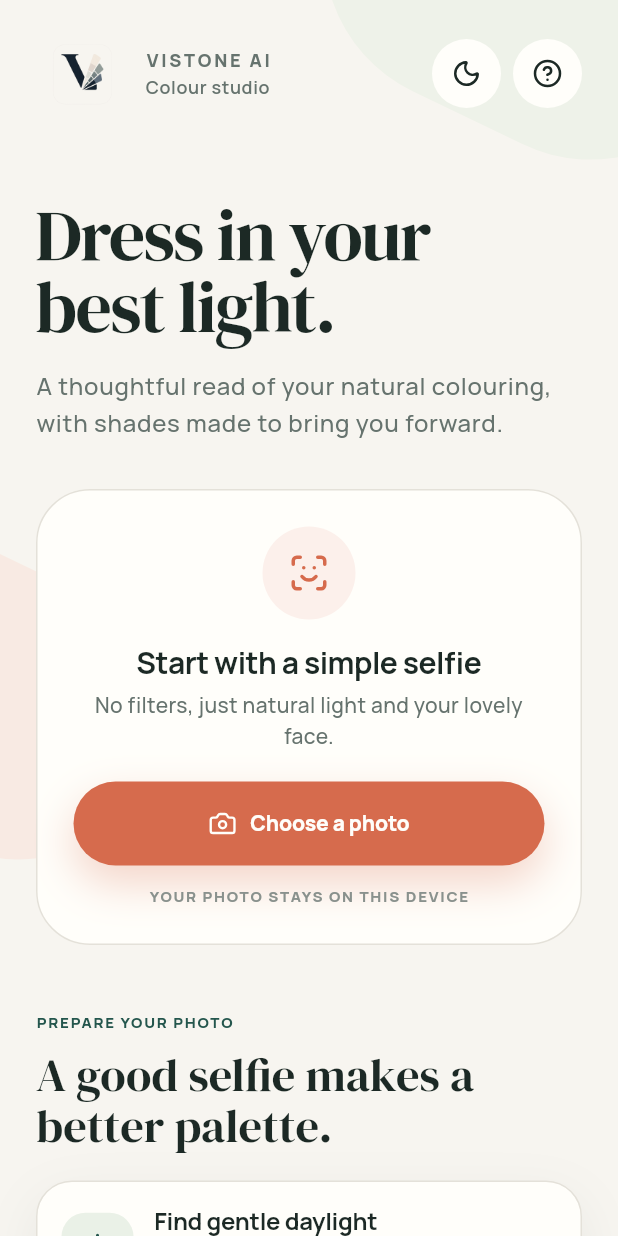
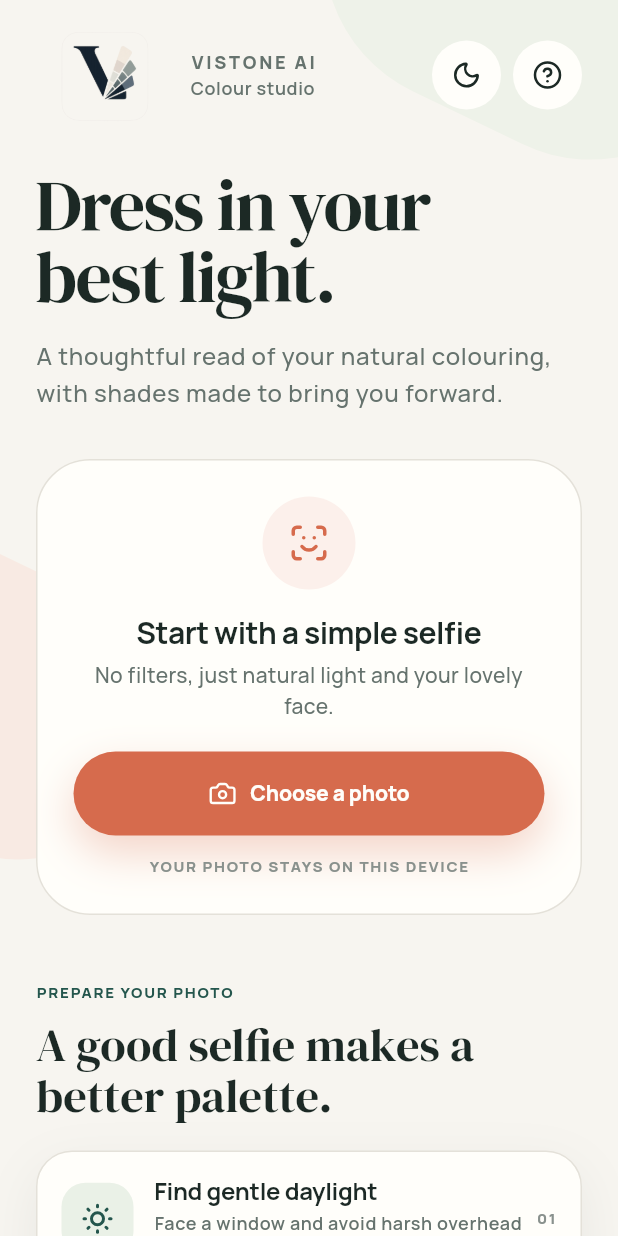
Before and after one commit to karanks6/vistone_flutter, a Flutter app: the screen it shows after launch, on a phone screen of 412 x 824 dp. Run offline on Flutter 3.47's test engine with Material 3 defaults, Android fonts, the phone set to English and light mode, and no system bars; drawn by our look-alikes of flutter_animate; our stand-ins replace flutter_riverpod, go_router, google_fonts, image_picker, lucide_icons, shared_preferences; missing offline and left inert: clipboard, google_mlkit_face_mesh_detection.

Commit message:
style: reduce spacing at the top of home screen

```diff
--- a/lib/screens/home_screen.dart
+++ b/lib/screens/home_screen.dart
@@ -31,7 +31,7 @@ class HomeScreen extends ConsumerWidget {
             physics: const BouncingScrollPhysics(),
             slivers: [
               SliverPadding(
-                padding: const EdgeInsets.fromLTRB(24, 18, 24, 36),
+                padding: const EdgeInsets.fromLTRB(24, 4, 24, 36),
                 sliver: SliverList(
                   delegate: SliverChildListDelegate.fixed([
                     _TopBar(
@@ -39,7 +39,7 @@ class HomeScreen extends ConsumerWidget {
                       onThemeTap: () => ref.read(themeProvider.notifier).toggleTheme(),
                       onGuideTap: () => context.push('/about'),
                     ),
-                    const SizedBox(height: AppSpacing.hero),
+                    const SizedBox(height: 16),
                     _Hero(theme: theme),
                     const SizedBox(height: AppSpacing.xxxl),
                     _UploadPanel(onTap: () => _showUploadOptions(context))
@@ -58,8 +58,8 @@ class HomeScreen extends ConsumerWidget {
                     const SizedBox(height: AppSpacing.xxxl),
                     Center(
                       child: Text(
-                        'VISTONE · PRIVATE BY DESIGN',
-                        style: theme.textTheme.labelSmall?.copyWith(
+                        'VISTONE AI ',
+                        style: theme.textTheme.labelMedium?.copyWith(
                           color: dark ? AppColors.nightMuted : AppColors.textTertiary,
                         ),
                       ),
@@ -87,15 +87,15 @@ class _TopBar extends StatelessWidget {
     return Row(
       children: [
         ClipRRect(
-          borderRadius: BorderRadius.circular(10),
-          child: Image.asset('assets/icon/vistone_logo.png', width: 62, height: 62, fit: BoxFit.cover),
+          borderRadius: BorderRadius.circular(5),
+          child: Image.asset('assets/icon/vistone_logo.png', width: 92, height: 92, fit: BoxFit.cover),
         ),
         const SizedBox(width: 11),
         Column(
           crossAxisAlignment: CrossAxisAlignment.start,
           children: [
             Text('VISTONE AI', style: Theme.of(context).textTheme.labelMedium?.copyWith(letterSpacing: 1.8)),
-            const SizedBox(height: 2),
+            const SizedBox(height: 1),
             Text('Colour studio', style: Theme.of(context).textTheme.bodySmall),
           ],
         ),
```
